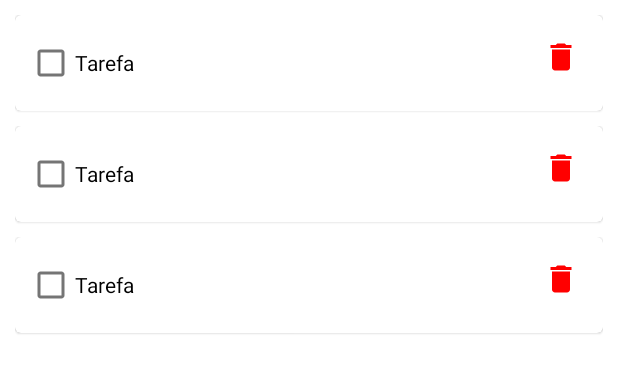
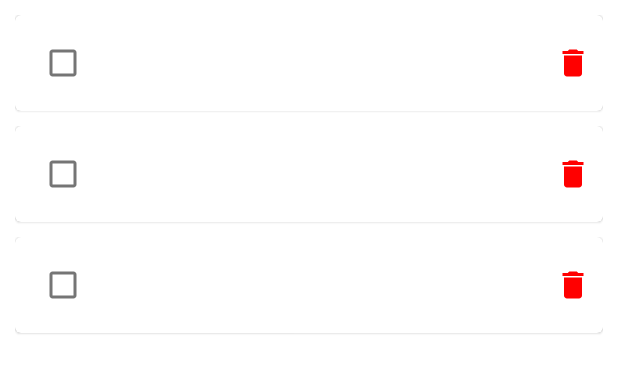
Before and after one commit to anthonyceegp/cursoandroidaula27, an Android app: the layout fragment_lista_tarefas.xml on its own in the app's theme, with its tools: preview values and no code run, on a phone screen of 412 x 824 dp. Shown: the top 373 px of the screen. Run offline under Robolectric (Android 15) with nearby library versions, the phone set to English and light mode, and no system bars.

Commit message:
Cria textView para o nome da tarefa e substitue o botão deletar por um imageView clicável

```diff
--- a/ExercicioAula27/app/src/main/res/layout/fragment_tarefa.xml
+++ b/ExercicioAula27/app/src/main/res/layout/fragment_tarefa.xml
@@ -9,11 +9,11 @@
     <com.google.android.material.card.MaterialCardView
         android:layout_width="match_parent"
         android:layout_height="wrap_content"
+        android:layout_marginBottom="10dp"
         app:layout_constraintBottom_toBottomOf="parent"
         app:layout_constraintEnd_toEndOf="parent"
         app:layout_constraintStart_toStartOf="parent"
-        app:layout_constraintTop_toTopOf="parent"
-        android:layout_marginBottom="10dp">
+        app:layout_constraintTop_toTopOf="parent">
 
         <androidx.constraintlayout.widget.ConstraintLayout
             android:layout_width="match_parent"
@@ -24,18 +24,35 @@
                 android:id="@+id/ckbToDo"
                 android:layout_width="wrap_content"
                 android:layout_height="wrap_content"
+                app:layout_constraintBottom_toBottomOf="parent"
                 app:layout_constraintStart_toStartOf="parent"
-                app:layout_constraintTop_toTopOf="parent"
-                android:text="@string/tarefa"/>
+                app:layout_constraintTop_toTopOf="parent" />
 
-            <com.google.android.material.button.MaterialButton
-                android:id="@+id/btnApagar"
-                style="@style/Widget.MaterialComponents.Button.TextButton.Icon"
-                android:layout_width="40dp"
-                android:layout_height="40dp"
-                app:icon="@drawable/ic_baseline_delete_24"
-                app:iconTint="@color/colorButtonIcon"
+            <TextView
+                android:id="@+id/tvNomeTarefa"
+                android:layout_width="0dp"
+                android:layout_height="wrap_content"
+                android:layout_marginStart="8dp"
+                android:ellipsize="end"
+                android:maxLines="1"
+                android:text=""
+                app:layout_constraintBottom_toBottomOf="parent"
+                app:layout_constraintEnd_toStartOf="@+id/ivDeletar"
+                app:layout_constraintStart_toEndOf="@+id/ckbToDo"
+                app:layout_constraintTop_toTopOf="parent" />
+
+            <ImageView
+                android:id="@+id/ivDeletar"
+                android:layout_width="wrap_content"
+                android:layout_height="wrap_content"
+                android:layout_marginStart="8dp"
+                android:clickable="true"
+                android:contentDescription="@string/deletar"
+                android:focusable="true"
+                android:src="@drawable/ic_baseline_delete_24"
+                app:layout_constraintBottom_toBottomOf="parent"
                 app:layout_constraintEnd_toEndOf="parent"
+                app:layout_constraintStart_toEndOf="@+id/tvNomeTarefa"
                 app:layout_constraintTop_toTopOf="parent" />
 
         </androidx.constraintlayout.widget.ConstraintLayout>
```
